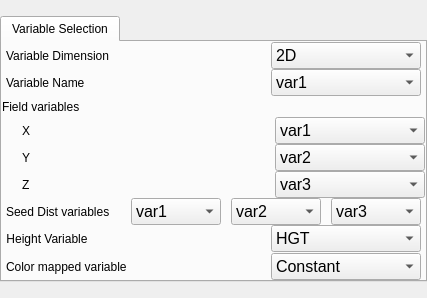
First picture: the form in apps/vaporgui/VariablesWidgetGUI.ui, repository StasJ/vapor-formatted, before the edit.
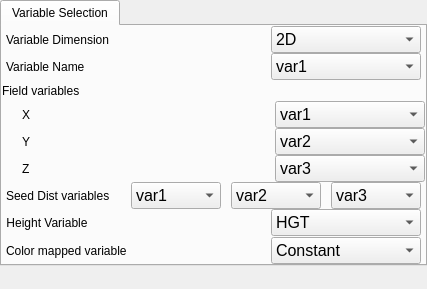
Second picture: the form after the edit. Custom widgets are drawn as their Qt base class.

The edit to the form file:
```diff
--- a/apps/vaporgui/VariablesWidgetGUI.ui
+++ b/apps/vaporgui/VariablesWidgetGUI.ui
@@ -7,11 +7,11 @@
     <x>0</x>
     <y>0</y>
     <width>427</width>
-    <height>298</height>
+    <height>289</height>
    </rect>
   </property>
   <property name="sizePolicy">
-   <sizepolicy hsizetype="Preferred" vsizetype="Maximum">
+   <sizepolicy hsizetype="Preferred" vsizetype="Minimum">
     <horstretch>0</horstretch>
     <verstretch>0</verstretch>
    </sizepolicy>
@@ -36,7 +36,7 @@
     <number>0</number>
    </property>
    <property name="topMargin">
-    <number>16</number>
+    <number>0</number>
    </property>
    <property name="rightMargin">
     <number>0</number>
@@ -47,7 +47,7 @@
    <item>
     <widget class="QTabWidget" name="variableSelectionWidget">
      <property name="sizePolicy">
-      <sizepolicy hsizetype="Expanding" vsizetype="Maximum">
+      <sizepolicy hsizetype="Expanding" vsizetype="Minimum">
        <horstretch>0</horstretch>
        <verstretch>0</verstretch>
       </sizepolicy>
@@ -1013,7 +1013,7 @@
    <item>
     <widget class="FidelityWidget" name="_fidelityWidget" native="true">
      <property name="sizePolicy">
-      <sizepolicy hsizetype="Expanding" vsizetype="Maximum">
+      <sizepolicy hsizetype="Expanding" vsizetype="Minimum">
        <horstretch>0</horstretch>
        <verstretch>0</verstretch>
       </sizepolicy>
@@ -1031,10 +1031,13 @@
      <property name="orientation">
       <enum>Qt::Vertical</enum>
      </property>
+     <property name="sizeType">
+      <enum>QSizePolicy::Minimum</enum>
+     </property>
      <property name="sizeHint" stdset="0">
       <size>
        <width>20</width>
-       <height>120</height>
+       <height>0</height>
       </size>
      </property>
     </spacer>
```
